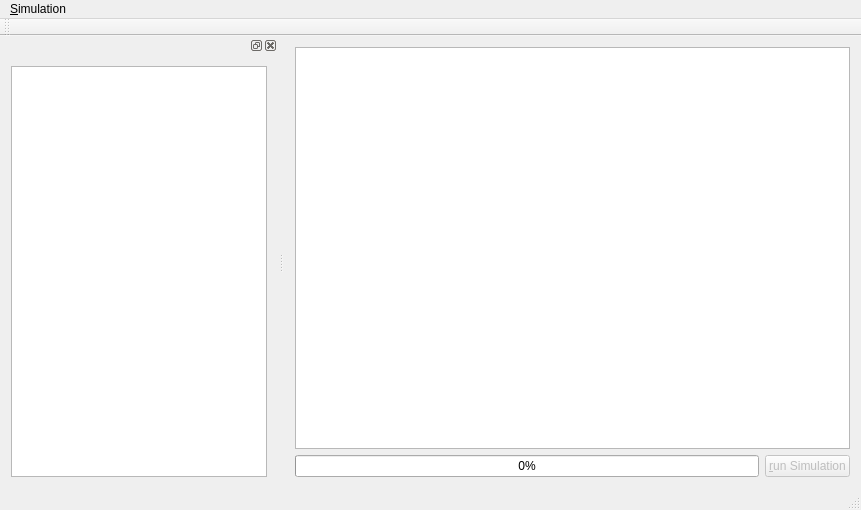
First picture: the form in src/gui/mainwindow.ui, repository gregorburger/CityDrain3, before the edit.
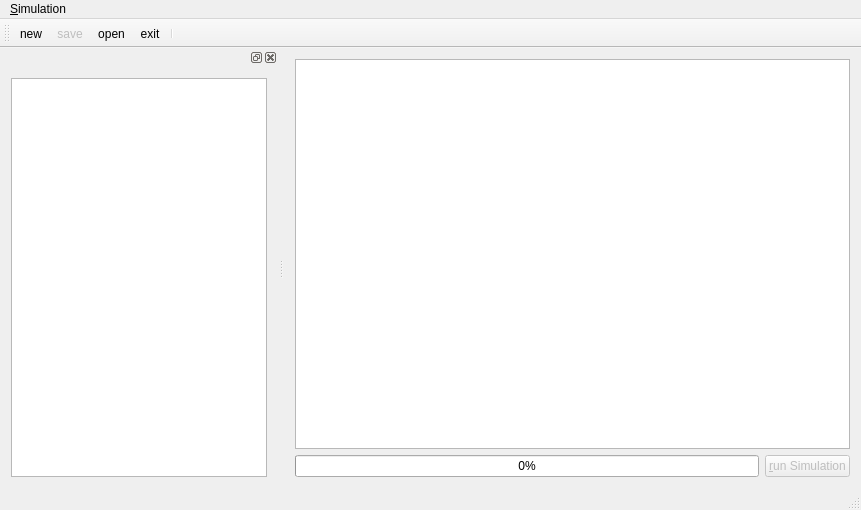
Second picture: the form after the edit. Icons and pictures are not drawn.

Commit message:
added resources to actions.
- most prominent actions are now on the main toolbar

What changed in the file:
```diff
--- a/src/gui/mainwindow.ui
+++ b/src/gui/mainwindow.ui
@@ -72,6 +72,11 @@
    <attribute name="toolBarBreak">
     <bool>false</bool>
    </attribute>
+   <addaction name="actionNewSimulation"/>
+   <addaction name="actionSave_Simulation"/>
+   <addaction name="action_open"/>
+   <addaction name="action_exit"/>
+   <addaction name="separator"/>
   </widget>
   <widget class="QStatusBar" name="statusBar"/>
   <widget class="QDockWidget" name="dockWidget">
```
Left out of the diff: 52 changed lines with no effect on the pictures. The commit also changes 9 other files.
